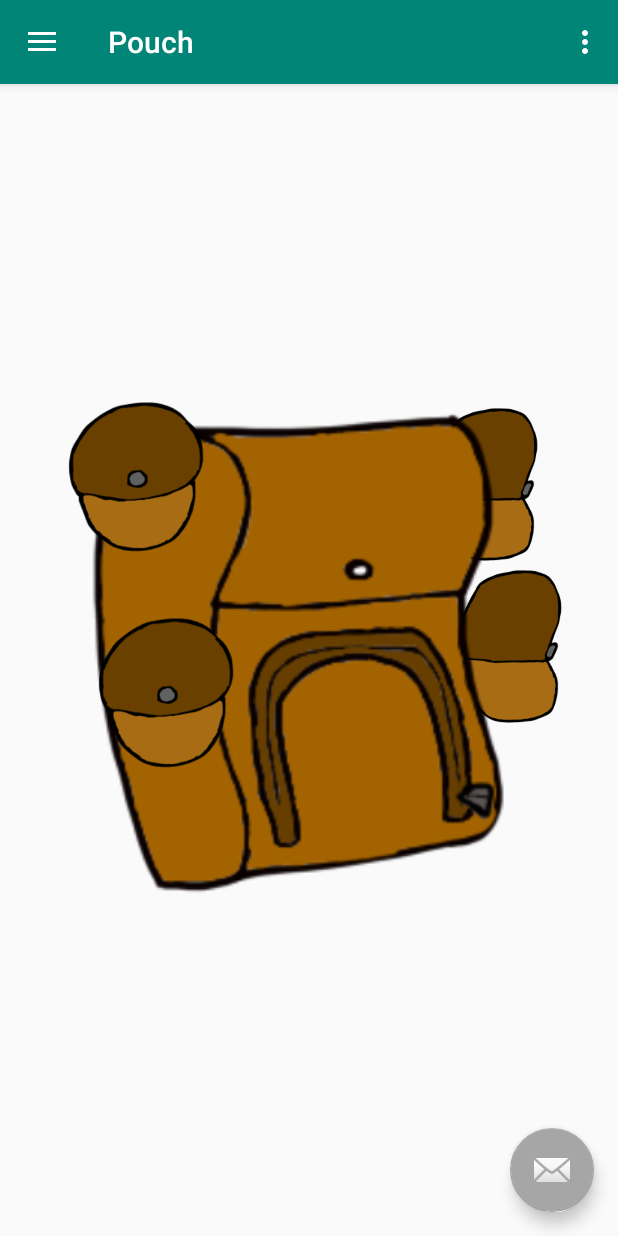
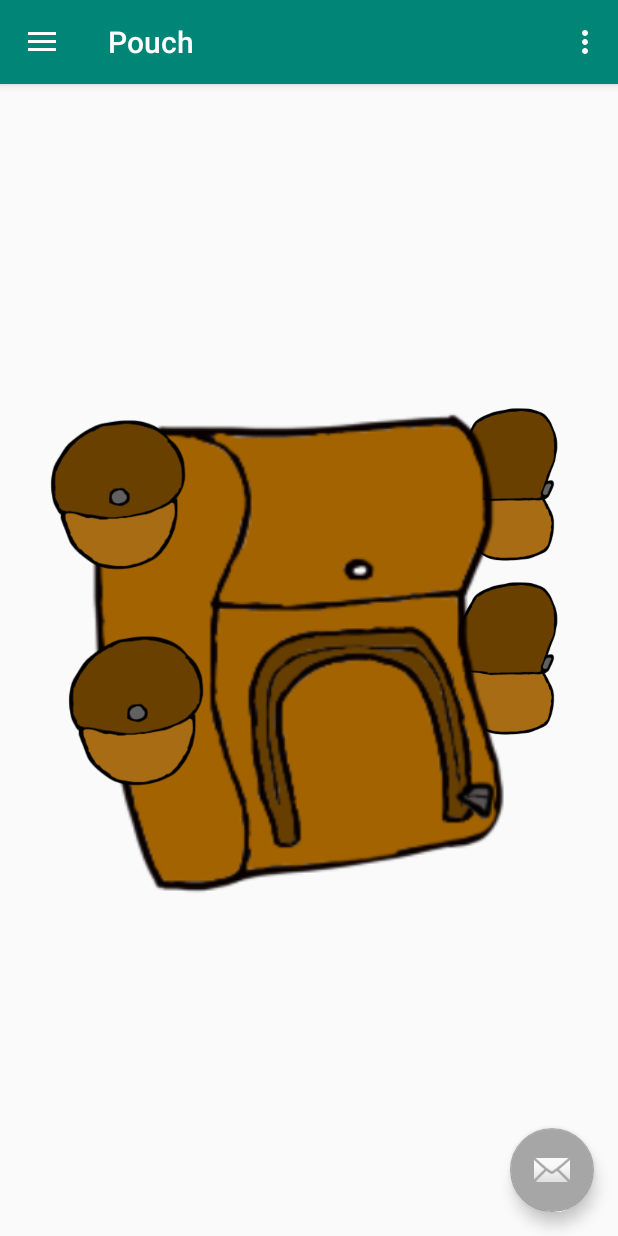
Before and after one commit to geoman362/cs441-proj5, an Android app: the screen it shows after launch (MainActivity), on a phone screen of 412 x 824 dp. Run offline under Robolectric (Android 15) with nearby library versions, the phone set to English and light mode, and no system bars.

Commit message:
pouches have attached buttons constrained to match position

```diff
--- a/Pouch/app/src/main/res/layout/content_main.xml
+++ b/Pouch/app/src/main/res/layout/content_main.xml
@@ -12,9 +12,9 @@
         android:id="@+id/topright_pouch"
         android:layout_width="148dp"
         android:layout_height="108dp"
+        android:layout_marginLeft="180dp"
         android:layout_marginTop="212dp"
-        android:layout_marginRight="16dp"
-        app:layout_constraintRight_toRightOf="parent"
+        app:layout_constraintLeft_toLeftOf="@+id/body_pack"
         app:layout_constraintTop_toTopOf="parent"
         app:srcCompat="@drawable/pouch_pocket_r" />
 
@@ -22,8 +22,9 @@
         android:id="@+id/botright_pouch2"
         android:layout_width="148dp"
         android:layout_height="108dp"
-        android:layout_marginTop="320dp"
-        app:layout_constraintRight_toRightOf="parent"
+        android:layout_marginLeft="180dp"
+        android:layout_marginTop="328dp"
+        app:layout_constraintLeft_toLeftOf="@+id/body_pack"
         app:layout_constraintTop_toTopOf="parent"
         app:srcCompat="@drawable/pouch_pocket_r" />
 
@@ -43,9 +44,9 @@
         android:id="@+id/topleft_pouch"
         android:layout_width="151dp"
         android:layout_height="144dp"
-        android:layout_marginLeft="16dp"
-        android:layout_marginTop="200dp"
-        app:layout_constraintLeft_toLeftOf="parent"
+        android:layout_marginTop="212dp"
+        android:layout_marginRight="176dp"
+        app:layout_constraintRight_toRightOf="@+id/body_pack"
         app:layout_constraintTop_toTopOf="parent"
         app:srcCompat="@drawable/pouch_pocket" />
 
@@ -53,9 +54,76 @@
         android:id="@+id/botleft_pouch"
         android:layout_width="151dp"
         android:layout_height="144dp"
-        android:layout_marginLeft="36dp"
-        app:layout_constraintLeft_toLeftOf="parent"
+        android:layout_marginRight="164dp"
+        app:layout_constraintRight_toRightOf="@+id/body_pack"
         app:layout_constraintTop_toBottomOf="@+id/topleft_pouch"
         app:srcCompat="@drawable/pouch_pocket" />
 
+    <Button
+        android:id="@+id/topleft_butt"
+        android:layout_width="wrap_content"
+        android:layout_height="wrap_content"
+        android:text="Button"
+        android:visibility="invisible"
+        app:layout_constraintBottom_toBottomOf="@+id/topleft_pouch"
+        app:layout_constraintLeft_toLeftOf="@+id/topleft_pouch"
+        app:layout_constraintRight_toRightOf="@+id/topleft_pouch"
+        app:layout_constraintTop_toTopOf="@+id/topleft_pouch" />
+
+    <Button
+        android:id="@+id/botleft_butt"
+        android:layout_width="wrap_content"
+        android:layout_height="wrap_content"
+        android:text="Button"
+        android:visibility="invisible"
+        app:layout_constraintBottom_toBottomOf="@+id/botleft_pouch"
+        app:layout_constraintLeft_toLeftOf="@+id/botleft_pouch"
+        app:layout_constraintRight_toRightOf="@+id/botleft_pouch"
+        app:layout_constraintTop_toTopOf="@+id/botleft_pouch" />
+
+    <Button
+        android:id="@+id/topmid_butt"
+        android:layout_width="116dp"
+        android:layout_height="79dp"
+        android:layout_marginLeft="96dp"
+        android:text="Button"
+        android:visibility="invisible"
+        app:layout_constraintLeft_toLeftOf="@+id/body_pack"
+        app:layout_constraintTop_toTopOf="@+id/body_pack" />
+
+    <Button
+        android:id="@+id/botmid_butt"
+        android:layout_width="147dp"
+        android:layout_height="98dp"
+        android:layout_marginLeft="84dp"
+        android:layout_marginBottom="16dp"
+        android:text="Button"
+        android:visibility="invisible"
+        app:layout_constraintBottom_toBottomOf="@+id/body_pack"
+        app:layout_constraintLeft_toLeftOf="@+id/body_pack" />
+
+    <Button
+        android:id="@+id/topright_butt"
+        android:layout_width="wrap_content"
+        android:layout_height="wrap_content"
+        android:text="Button"
+        android:visibility="invisible"
+        app:layout_constraintBottom_toBottomOf="@+id/topright_pouch"
+        app:layout_constraintLeft_toLeftOf="@+id/topright_pouch"
+        app:layout_constraintRight_toRightOf="@+id/topright_pouch"
+        app:layout_constraintTop_toTopOf="@+id/topright_pouch" />
+
+    <Button
+        android:id="@+id/botright_butt"
+        android:layout_width="wrap_content"
+        android:layout_height="wrap_content"
+        android:text="Button"
+        android:visibility="invisible"
+        app:layout_constraintBottom_toBottomOf="@+id/botright_pouch2"
+        app:layout_constraintHorizontal_bias="1.0"
+        app:layout_constraintLeft_toLeftOf="@+id/botright_pouch2"
+        app:layout_constraintRight_toRightOf="@+id/botright_pouch2"
+        app:layout_constraintTop_toTopOf="@+id/botright_pouch2"
+        app:layout_constraintVertical_bias="0.583" />
+
 </android.support.constraint.ConstraintLayout>
```
